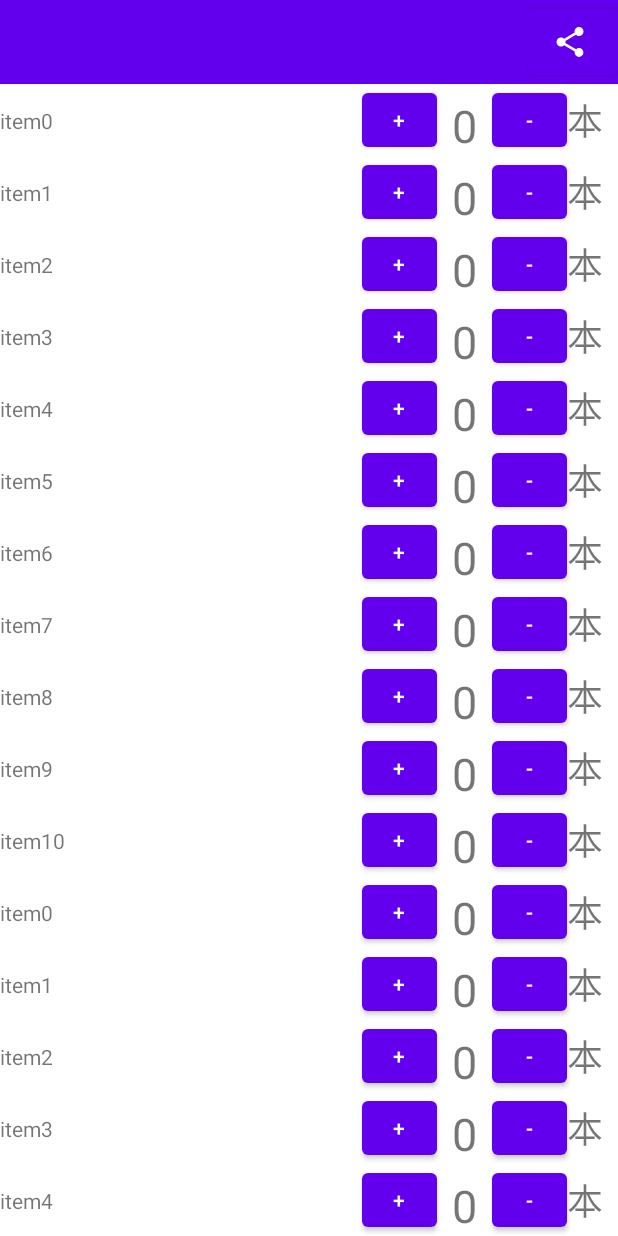
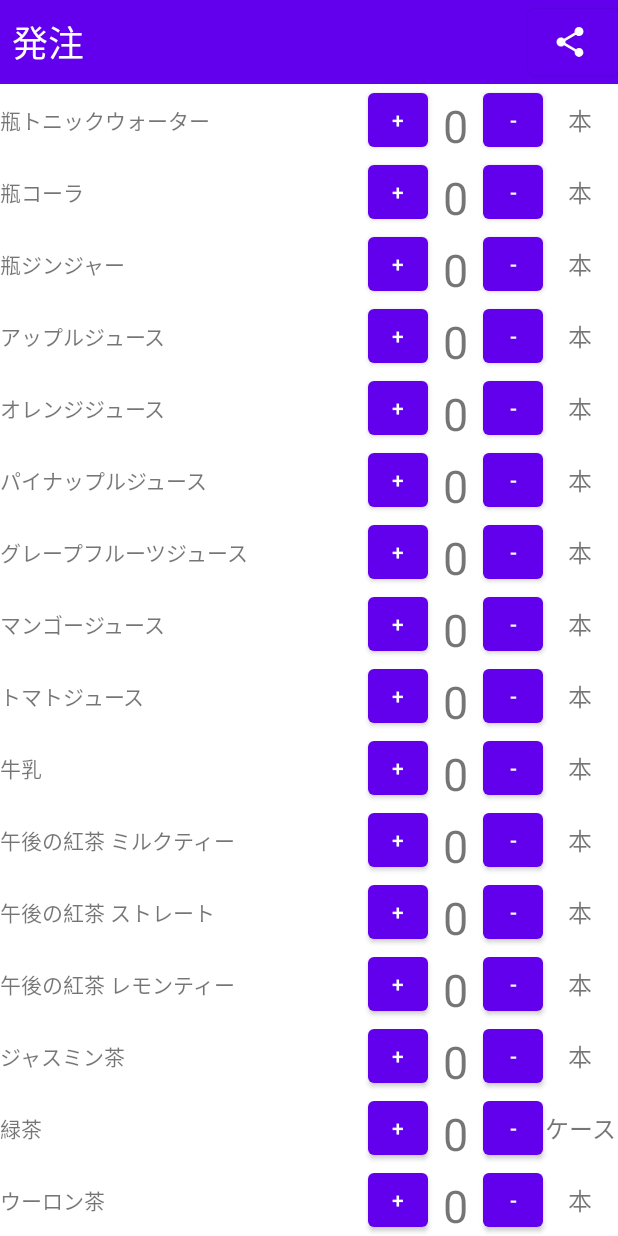
Before and after one commit to Motsu0417/Umajo_App, an Android app: the fragment WorkManageFragment placed in its activity, after a tap on "発注", on a phone screen of 412 x 824 dp. Run offline under Robolectric (Android 15) with nearby library versions, the phone set to English and light mode, and no system bars.

Commit message:
add:WorkFragment add:チェックボックス機能

```diff
--- a/app/src/main/AndroidManifest.xml
+++ b/app/src/main/AndroidManifest.xml
@@ -2,6 +2,9 @@
 <manifest xmlns:android="http://schemas.android.com/apk/res/android"
     xmlns:tools="http://schemas.android.com/tools"
     package="app.motsu.hiromoto.umajo_app">
+
+    <uses-permission android:name="android.permission.INTERNET" />
+    <uses-permission android:name="android.permission.ACCESS_NETWORK_STATE" />
 
     <application
         android:allowBackup="true"
--- a/app/src/main/java/app/motsu/hiromoto/umajo_app/MainActivity.kt
+++ b/app/src/main/java/app/motsu/hiromoto/umajo_app/MainActivity.kt
@@ -34,10 +34,8 @@ class MainActivity : AppCompatActivity() {
             }.commit()
             setButtonActive(false)
         }
-
-        for(i in 0..10){
-            orderItemList.add(OrderItem("item$i","本"))
-        }
+        // とりあえず仮で直接入力
+        addItem()
     }
 
     private fun setButtonActive(boolean: Boolean){
@@ -59,6 +57,75 @@ class MainActivity : AppCompatActivity() {
 
     companion object{
         public val orderItemList = ArrayList<OrderItem>()
+        public val workItemList = ArrayList<WorkItem>()
+    }
+
+    private fun addItem(){
+        orderItemList.add(OrderItem("瓶トニックウォーター","本"))
+        orderItemList.add(OrderItem("瓶コーラ","本"))
+        orderItemList.add(OrderItem("瓶ジンジャー","本"))
+        orderItemList.add(OrderItem("アップルジュース","本"))
+        orderItemList.add(OrderItem("オレンジジュース","本"))
+        orderItemList.add(OrderItem("パイナップルジュース","本"))
+        orderItemList.add(OrderItem("グレープフルーツジュース","本"))
+        orderItemList.add(OrderItem("マンゴージュース","本"))
+        orderItemList.add(OrderItem("トマトジュース","本"))
+        orderItemList.add(OrderItem("牛乳","本"))
+        orderItemList.add(OrderItem("午後の紅茶 ミルクティー","本"))
+        orderItemList.add(OrderItem("午後の紅茶 ストレート","本"))
+        orderItemList.add(OrderItem("午後の紅茶 レモンティー","本"))
+        orderItemList.add(OrderItem("ジャスミン茶","本"))
+        orderItemList.add(OrderItem("緑茶","ケース"))
+        orderItemList.add(OrderItem("ウーロン茶","本"))
+        orderItemList.add(OrderItem("水","ケース"))
+        orderItemList.add(OrderItem("コーヒー","本"))
+        orderItemList.add(OrderItem("ピーチネクター","本"))
+        orderItemList.add(OrderItem("カルピス原液","本"))
+        orderItemList.add(OrderItem("炭酸水","ケース"))
+        orderItemList.add(OrderItem("レッドブル","本"))
+        orderItemList.add(OrderItem("瓶ノンアルビール","本"))
+        orderItemList.add(OrderItem("シロップ 桃","本"))
+        orderItemList.add(OrderItem("シロップ 青リンゴ","本"))
+        orderItemList.add(OrderItem("シロップ レモン","本"))
+        orderItemList.add(OrderItem("シロップ グレープフルーツ","本"))
+        orderItemList.add(OrderItem("シロップ ライム","本"))
+        orderItemList.add(OrderItem("シロップ 巨峰","本"))
+        orderItemList.add(OrderItem("カルロロッシ 白","本"))
+        orderItemList.add(OrderItem("カルロロッシ 赤","本"))
+        orderItemList.add(OrderItem("クライナー レッドベリーサワー","箱"))
+        orderItemList.add(OrderItem("クライナー オリジナル","箱"))
+        orderItemList.add(OrderItem("クライナー ユズ","箱"))
+        orderItemList.add(OrderItem("クライナー ココナッツ","箱"))
+        orderItemList.add(OrderItem("クライナー アナナスサワー","箱"))
+        orderItemList.add(OrderItem("いいちこシルエット","本"))
+        orderItemList.add(OrderItem("黒霧島 1.8Lパック","本"))
+        orderItemList.add(OrderItem("茉莉花","本"))
+        orderItemList.add(OrderItem("二階堂25% 900ml","本"))
+        orderItemList.add(OrderItem("赤霧島 900ml","本"))
+        orderItemList.add(OrderItem("鏡月20% 4L","本"))
+        orderItemList.add(OrderItem("かのか25% 4L","本"))
+        orderItemList.add(OrderItem("ブラックニッカ 4L","本"))
+        orderItemList.add(OrderItem("ウィルキンソン ジン1.8L","本"))
+        orderItemList.add(OrderItem("ウィルキンソン ウォッカ 1.8L","本"))
+        orderItemList.add(OrderItem("マンゴヤン","本"))
+        orderItemList.add(OrderItem("パライソ","本"))
+        orderItemList.add(OrderItem("マリブ","本"))
+        orderItemList.add(OrderItem("ルジェカシス","本"))
+        orderItemList.add(OrderItem("ルジェピーチ","本"))
+        orderItemList.add(OrderItem("カンパリ","本"))
+        orderItemList.add(OrderItem("カルーア","本"))
+        orderItemList.add(OrderItem("ミスティア","本"))
+        orderItemList.add(OrderItem("鍛高譚梅酒","本"))
+        orderItemList.add(OrderItem("梅酒","本"))
+        orderItemList.add(OrderItem("翠","本"))
+        orderItemList.add(OrderItem("コカレロ","本"))
+        orderItemList.add(OrderItem("テキーラ ゴールド","本"))
+        orderItemList.add(OrderItem("ビール 樽10L","本"))
+        orderItemList.add(OrderItem("樽ハイプレーン 10L","本"))
+
+        for(i in 0..20){
+            workItemList.add(WorkItem("タスク$i"))
+        }
     }
 }
 
@@ -77,3 +144,12 @@ public class OrderItem{
     }
 
 }
+
+public class WorkItem{
+    var title = ""
+    var status = false
+
+    constructor(title:String) {
+        this.title = title
+    }
+}
--- a/app/src/main/java/app/motsu/hiromoto/umajo_app/OrderFragment.kt
+++ b/app/src/main/java/app/motsu/hiromoto/umajo_app/OrderFragment.kt
@@ -18,10 +18,6 @@ class OrderFragment : Fragment() {
     private val binding get() = _binding!!
     private val items = MainActivity.orderItemList
 
-    override fun onCreate(savedInstanceState: Bundle?) {
-        super.onCreate(savedInstanceState)
-
-    }
 
     override fun onCreateView(
         inflater: LayoutInflater, container: ViewGroup?,
@@ -63,8 +59,4 @@ class OrderFragment : Fragment() {
         super.onDestroyView()
         _binding = null
     }
-
-    companion object {
-
-    }
 }
--- /dev/null
+++ b/app/src/main/java/app/motsu/hiromoto/umajo_app/WorkListAdapter.kt
@@ -0,0 +1,32 @@
+package app.motsu.hiromoto.umajo_app
+
+import android.view.LayoutInflater
+import android.view.View
+import android.view.ViewGroup
+import android.widget.Button
+import android.widget.CheckBox
+import android.widget.TextView
+import androidx.appcompat.app.AppCompatActivity
+import androidx.recyclerview.widget.RecyclerView
+
+class WorkListAdapter(private val workItems:ArrayList<WorkItem>,
+                      private val rootActivity: AppCompatActivity): RecyclerView.Adapter<WorkListAdapter.ViewHolder>() {
+
+    class ViewHolder(view: View): RecyclerView.ViewHolder(view) {
+        val workCheckBox:CheckBox = view.findViewById(R.id.work_item_checkBox)
+    }
+
+    override fun onCreateViewHolder(parent: ViewGroup, viewType: Int): ViewHolder {
+        val layoutInflater = LayoutInflater.from(parent.context)
+        val item = layoutInflater.inflate(R.layout.work_view_item
+            , parent, false)
+        return ViewHolder(item)
+    }
+
+    override fun onBindViewHolder(holder: ViewHolder, position: Int) {
+        holder.workCheckBox.text = workItems[position].title
+        holder.workCheckBox.isChecked = workItems[position].status
+    }
+
+    override fun getItemCount() = workItems.size
+}
--- a/app/src/main/java/app/motsu/hiromoto/umajo_app/WorkManageFragment.kt
+++ b/app/src/main/java/app/motsu/hiromoto/umajo_app/WorkManageFragment.kt
@@ -5,6 +5,8 @@ import androidx.fragment.app.Fragment
 import android.view.LayoutInflater
 import android.view.View
 import android.view.ViewGroup
+import androidx.appcompat.app.AppCompatActivity
+import androidx.recyclerview.widget.LinearLayoutManager
 import app.motsu.hiromoto.umajo_app.databinding.FragmentOrderBinding
 import app.motsu.hiromoto.umajo_app.databinding.FragmentWorkManageBinding
 
@@ -12,11 +14,7 @@ class WorkManageFragment : Fragment() {
 
     private var _binding: FragmentWorkManageBinding? = null
     private val binding get() = _binding!!
-
-    override fun onCreate(savedInstanceState: Bundle?) {
-        super.onCreate(savedInstanceState)
-
-    }
+    private val workItems = MainActivity.workItemList
 
     override fun onCreateView(
         inflater: LayoutInflater, container: ViewGroup?,
@@ -24,6 +22,13 @@ class WorkManageFragment : Fragment() {
     ): View? {
         // Inflate the layout for this fragment
         _binding = FragmentWorkManageBinding.inflate(inflater, container, false)
+
+        binding.workRecyclerView.apply{
+            adapter =WorkListAdapter(workItems, requireActivity() as AppCompatActivity)
+            layoutManager = LinearLayoutManager(context)
+            setHasFixedSize(true)
+        }
+
         return binding.root
     }
 
--- a/app/src/main/res/layout/fragment_order.xml
+++ b/app/src/main/res/layout/fragment_order.xml
@@ -15,6 +15,18 @@
         android:minHeight="?attr/actionBarSize"
         android:theme="?attr/actionBarTheme"
         app:layout_constraintEnd_toEndOf="parent"
+        app:layout_constraintStart_toStartOf="parent"
+        app:layout_constraintTop_toTopOf="parent" />
+
+    <TextView
+        android:id="@+id/textView2"
+        android:layout_width="wrap_content"
+        android:layout_height="wrap_content"
+        android:layout_margin="8dp"
+        android:text="発注"
+        android:textColor="@color/white"
+        android:textSize="24sp"
+        app:layout_constraintBottom_toBottomOf="@+id/toolbar"
         app:layout_constraintStart_toStartOf="parent"
         app:layout_constraintTop_toTopOf="parent" />
 
--- a/app/src/main/res/layout/order_view_item.xml
+++ b/app/src/main/res/layout/order_view_item.xml
@@ -16,13 +16,13 @@
 
     <Button
         android:id="@+id/order_item_plus_button"
-        android:layout_width="50dp"
+        android:layout_width="40dp"
         android:layout_height="wrap_content"
-        app:layout_constraintTop_toTopOf="parent"
+        android:layout_marginEnd="10dp"
+        android:text="+"
         app:layout_constraintBottom_toBottomOf="parent"
-        android:layout_marginEnd="10dp"
         app:layout_constraintEnd_toStartOf="@id/order_item_value_text"
-        android:text="+" />
+        app:layout_constraintTop_toTopOf="parent" />
 
     <TextView
         android:id="@+id/order_item_value_text"
@@ -38,21 +38,20 @@
 
     <Button
         android:id="@+id/order_item_minus_button"
-        android:layout_width="50dp"
+        android:layout_width="40dp"
         android:layout_height="wrap_content"
-        app:layout_constraintTop_toTopOf="parent"
+        android:text="-"
         app:layout_constraintEnd_toStartOf="@id/order_item_lot_text"
-        android:text="-" />
+        app:layout_constraintTop_toTopOf="parent" />
 
     <TextView
         android:id="@+id/order_item_lot_text"
-        android:layout_width="wrap_content"
+        android:layout_width="50dp"
         android:layout_height="0dp"
         android:gravity="center"
-        android:textSize="24sp"
-        android:layout_marginEnd="10dp"
+        android:text="lot"
+        android:textSize="16sp"
         app:layout_constraintBottom_toBottomOf="parent"
-        android:text="lot"
         app:layout_constraintEnd_toEndOf="parent"
         app:layout_constraintTop_toTopOf="parent" />
 </androidx.constraintlayout.widget.ConstraintLayout>
--- a/app/src/main/res/layout/work_view_item.xml
+++ b/app/src/main/res/layout/work_view_item.xml
@@ -1,11 +1,16 @@
 <?xml version="1.0" encoding="utf-8"?>
 <androidx.constraintlayout.widget.ConstraintLayout xmlns:android="http://schemas.android.com/apk/res/android"
+    xmlns:app="http://schemas.android.com/apk/res-auto"
     android:layout_width="match_parent"
-    android:layout_height="match_parent">
+    android:layout_height="wrap_content">
 
-    <TextView
-        android:id="@+id/textView"
-        android:layout_width="wrap_content"
+    <CheckBox
+        android:id="@+id/work_item_checkBox"
+        android:layout_width="0dp"
         android:layout_height="wrap_content"
-        android:text="TextView" />
+        android:text="CheckBox"
+        app:layout_constraintBottom_toBottomOf="parent"
+        app:layout_constraintEnd_toEndOf="parent"
+        app:layout_constraintStart_toStartOf="parent"
+        app:layout_constraintTop_toTopOf="parent" />
 </androidx.constraintlayout.widget.ConstraintLayout>
```
